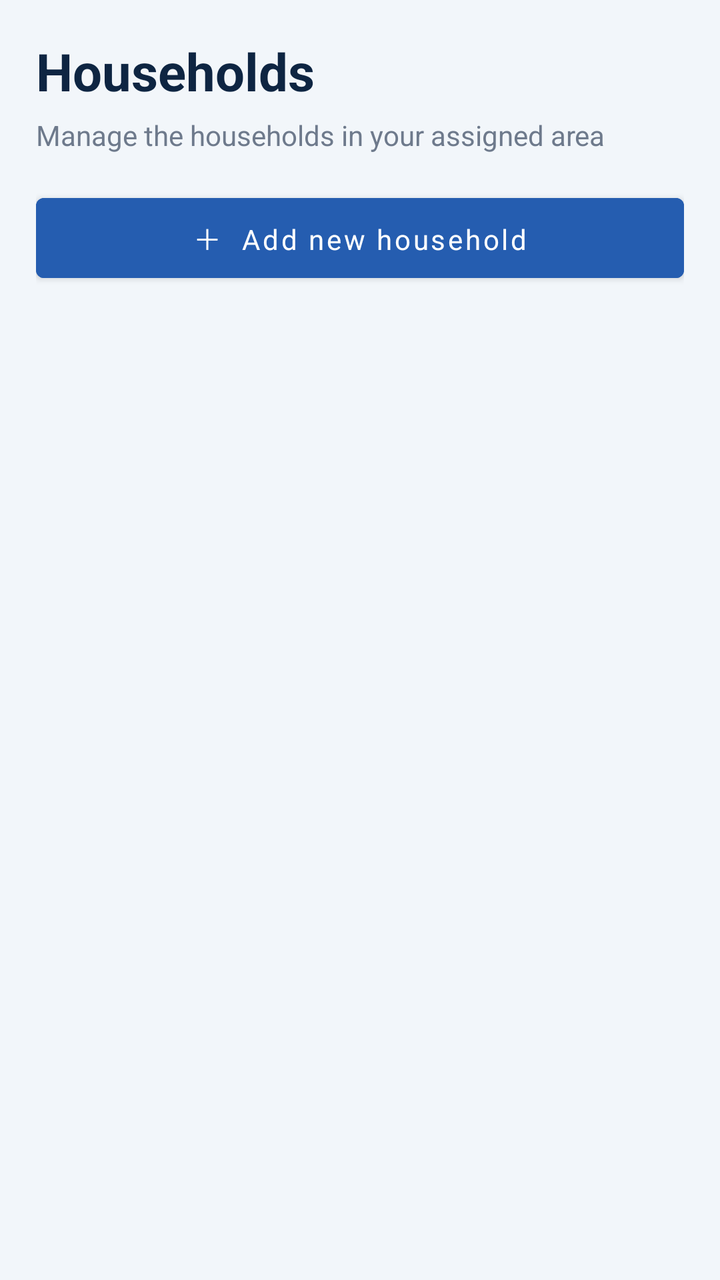
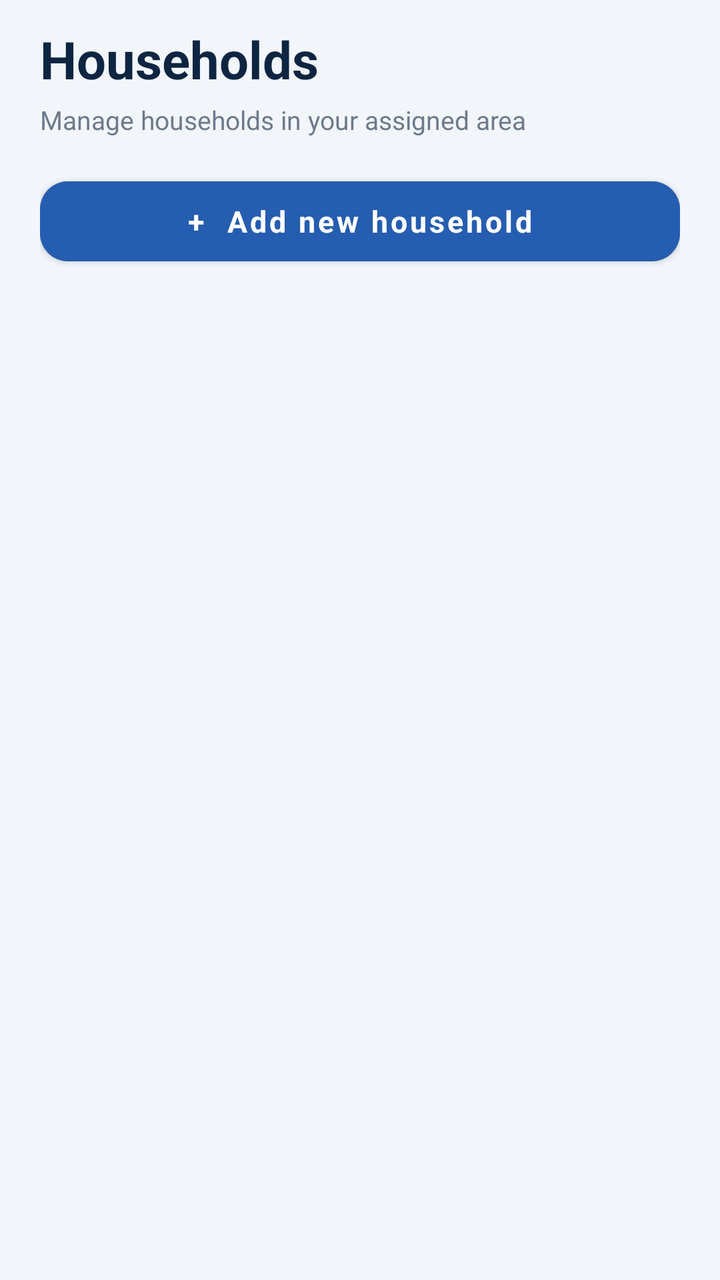

An Android layout rendered at two revisions. The XML below is the earlier revision; the diff shows what the commit changed to produce the second picture.
<!-- AndroidManifest.xml: application theme Theme.CSUCensus -->
<!-- res/layout/fragment_households.xml -->
<LinearLayout
    xmlns:android="http://schemas.android.com/apk/res/android"
    android:layout_width="match_parent"
    android:layout_height="match_parent"
    android:orientation="vertical"
    android:background="@color/background"
    android:padding="18dp">

    <TextView
        android:layout_width="wrap_content"
        android:layout_height="wrap_content"
        android:text="Households"
        android:textColor="@color/navy"
        android:textSize="26sp"
        android:textStyle="bold" />

    <TextView
        android:layout_width="wrap_content"
        android:layout_height="wrap_content"
        android:text="Manage the households in your assigned area"
        android:textColor="@color/muted"
        android:layout_marginTop="5dp" />

    <com.google.android.material.button.MaterialButton
        android:id="@+id/btnAddHousehold"
        android:layout_width="match_parent"
        android:layout_height="52dp"
        android:text="＋  Add new household"
        android:textAllCaps="false"
        android:backgroundTint="@color/blue"
        android:layout_marginTop="16dp" />

    <androidx.recyclerview.widget.RecyclerView
        android:id="@+id/rvHouseholds"
        android:layout_width="match_parent"
        android:layout_height="0dp"
        android:layout_weight="1"
        android:paddingTop="10dp"
        android:clipToPadding="false" />

    <TextView
        android:id="@+id/tvEmpty"
        android:layout_width="match_parent"
        android:layout_height="wrap_content"
        android:text="No households added yet. Tap Add new household to begin."
        android:textColor="@color/muted"
        android:gravity="center"
        android:padding="28dp"
        android:visibility="gone" />

</LinearLayout>
<!-- resources referenced by this layout -->
<resources>
  <color name="background">#F2F6FA</color>
  <color name="blue">#255DB0</color>
  <color name="muted">#6E7A8C</color>
  <color name="navy">#0E2542</color>
  <style name="Theme.CSUCensus" parent="Theme.MaterialComponents.DayNight.NoActionBar">
          <item name="colorPrimary">@color/blue</item>
          <item name="colorPrimaryVariant">@color/blue_dark</item>
          <item name="colorSecondary">@color/green</item>
          <item name="colorOnPrimary">@color/white</item>
          <item name="android:fontFamily">sans-serif</item>
          <item name="android:windowLightStatusBar">true</item>
          <item name="android:statusBarColor">@android:color/transparent</item>
          <item name="android:navigationBarColor">@color/white</item>
          <item name="android:windowLightNavigationBar">true</item>
          <item name="android:windowBackground">@color/background</item>
      </style>
  <color name="blue_dark">#1E4A8C</color>
  <color name="green">#2A966B</color>
  <color name="white">#FFFFFF</color>
</resources>

<!-- the commit's change to res/layout/fragment_households.xml (unified diff, before → after) -->
@@ -1,10 +1,14 @@
+<?xml version="1.0" encoding="utf-8"?>
 <LinearLayout
     xmlns:android="http://schemas.android.com/apk/res/android"
+    xmlns:app="http://schemas.android.com/apk/res-auto"
     android:layout_width="match_parent"
     android:layout_height="match_parent"
     android:orientation="vertical"
     android:background="@color/background"
-    android:padding="18dp">
+    android:paddingHorizontal="20dp"
+    android:paddingTop="12dp"
+    android:paddingBottom="8dp">
 
     <TextView
         android:layout_width="wrap_content"
@@ -17,35 +21,42 @@
     <TextView
         android:layout_width="wrap_content"
         android:layout_height="wrap_content"
-        android:text="Manage the households in your assigned area"
+        android:text="Manage households in your assigned area"
         android:textColor="@color/muted"
-        android:layout_marginTop="5dp" />
+        android:textSize="13sp"
+        android:layout_marginTop="4dp" />
 
     <com.google.android.material.button.MaterialButton
         android:id="@+id/btnAddHousehold"
         android:layout_width="match_parent"
         android:layout_height="52dp"
-        android:text="＋  Add new household"
+        android:text="+  Add new household"
         android:textAllCaps="false"
+        android:textSize="15sp"
+        android:textStyle="bold"
         android:backgroundTint="@color/blue"
-        android:layout_marginTop="16dp" />
+        android:layout_marginTop="16dp"
+        app:cornerRadius="14dp"
+        app:elevation="0dp" />
 
     <androidx.recyclerview.widget.RecyclerView
         android:id="@+id/rvHouseholds"
         android:layout_width="match_parent"
         android:layout_height="0dp"
         android:layout_weight="1"
-        android:paddingTop="10dp"
-        android:clipToPadding="false" />
+        android:paddingTop="14dp"
+        android:clipToPadding="false"
+        android:overScrollMode="never" />
 
     <TextView
         android:id="@+id/tvEmpty"
         android:layout_width="match_parent"
         android:layout_height="wrap_content"
-        android:text="No households added yet. Tap Add new household to begin."
+        android:text="No households yet.\nTap Add new household to begin."
         android:textColor="@color/muted"
+        android:textSize="14sp"
         android:gravity="center"
-        android:padding="28dp"
+        android:padding="40dp"
         android:visibility="gone" />
 
 </LinearLayout>
